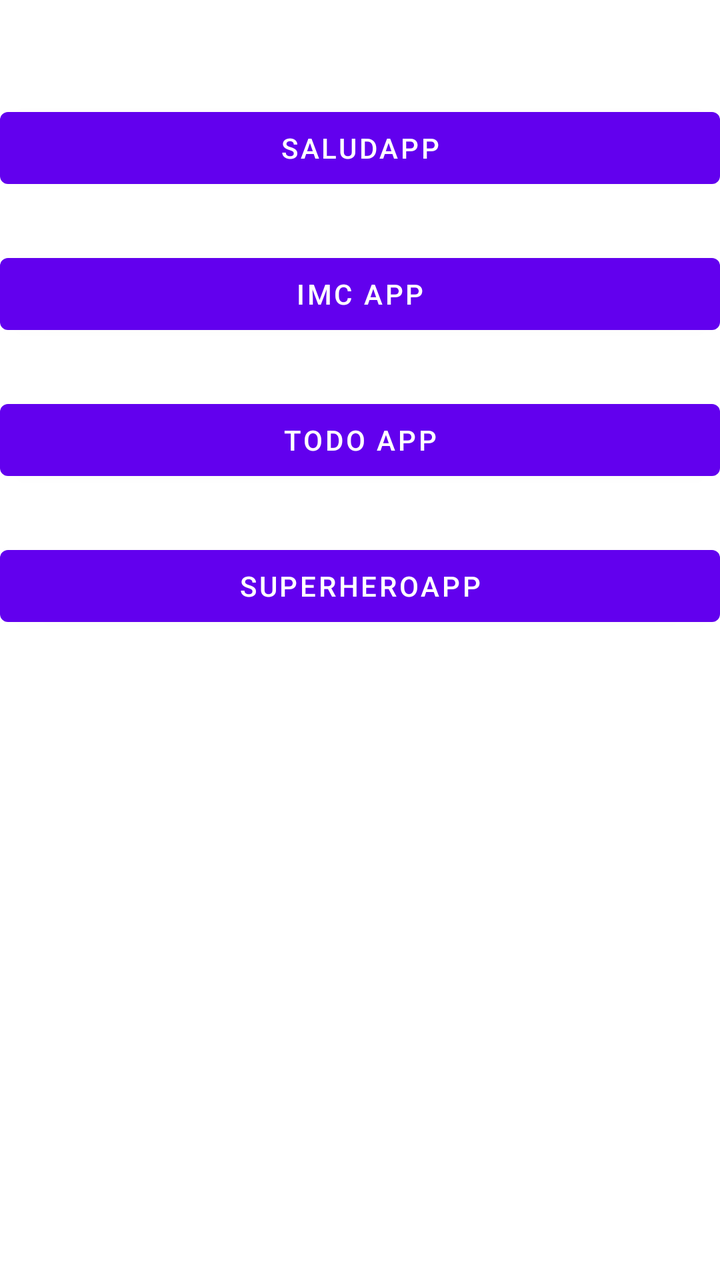
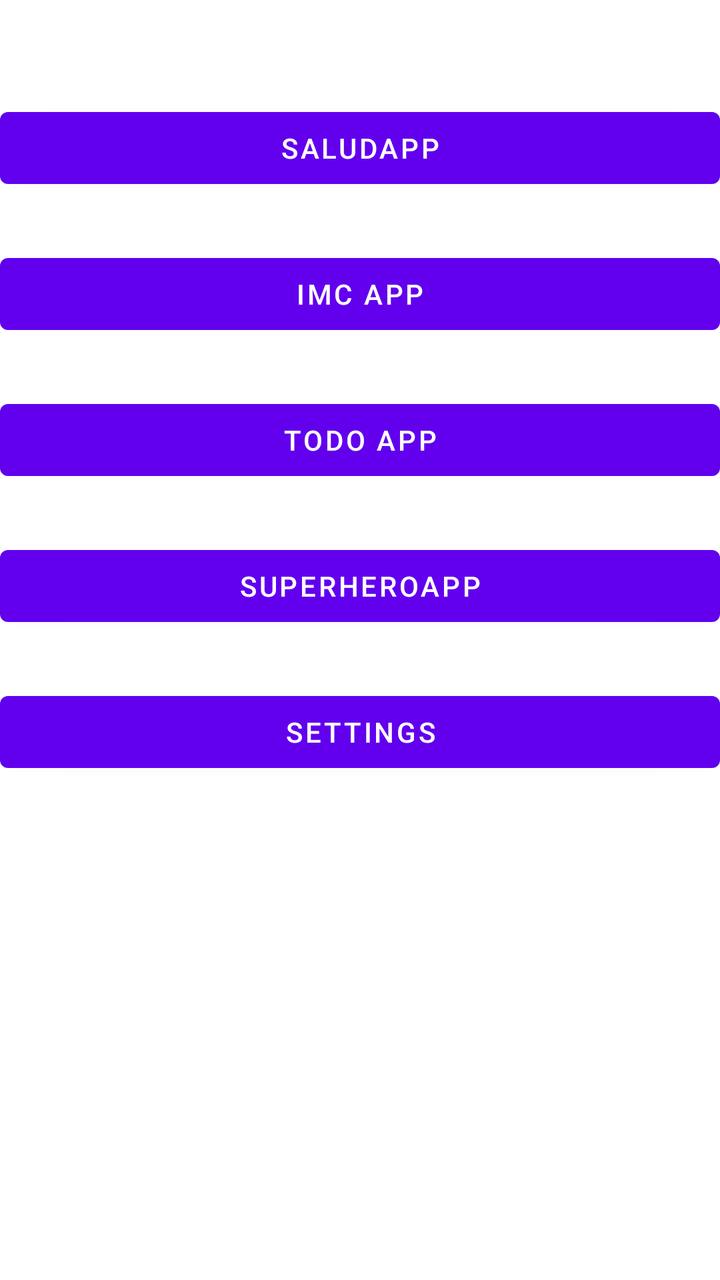

Two renders of the same Android screen: before a commit and after it. Below are the layout's source before the change and the commit's diff.
<!-- AndroidManifest.xml: application theme Theme.Superandroidmaster -->
<!-- res/layout/activity_menu.xml -->
<?xml version="1.0" encoding="utf-8"?>
<LinearLayout xmlns:android="http://schemas.android.com/apk/res/android"
    xmlns:tools="http://schemas.android.com/tools"
    android:id="@+id/main"
    android:layout_width="match_parent"
    android:layout_height="match_parent"
    android:orientation="vertical"
    android:fitsSystemWindows="true"
    tools:context=".sintaxis.firstapp.MenuActivity">

    <Button
        android:id="@+id/btnSaludApp"
        android:layout_width="match_parent"
        android:layout_height="wrap_content"
        android:layout_marginTop="50dp"
        android:text="SaludApp" />

    <Button
        android:id="@+id/btnIMCApp"
        android:layout_width="match_parent"
        android:layout_height="wrap_content"
        android:layout_marginTop="25dp"
        android:text="IMC App" />

    <Button
        android:id="@+id/btnTODO"
        android:layout_width="match_parent"
        android:layout_height="wrap_content"
        android:layout_marginTop="25dp"
        android:text="TODO App" />

    <Button
        android:id="@+id/btnSuperHero"
        android:layout_width="match_parent"
        android:layout_height="wrap_content"
        android:layout_marginTop="25dp"
        android:text="SuperHeroApp" />


</LinearLayout>
<!-- resources referenced by this layout -->
<resources>
  <style name="Theme.Superandroidmaster" parent="Theme.MaterialComponents.DayNight.DarkActionBar">
          
          <item name="colorPrimary">@color/purple_500</item>
          <item name="colorPrimaryVariant">@color/purple_700</item>
          <item name="colorOnPrimary">@color/white</item>
          
          <item name="colorSecondary">@color/teal_200</item>
          <item name="colorSecondaryVariant">@color/teal_700</item>
          <item name="colorOnSecondary">@color/black</item>
          
          <item name="android:statusBarColor">?attr/colorPrimaryVariant</item>
          
  
  
      </style>
  <color name="purple_500">#FF6200EE</color>
  <color name="purple_700">#FF3700B3</color>
  <color name="white">#FFFFFFFF</color>
  <color name="teal_200">#FF03DAC5</color>
  <color name="teal_700">#FF018786</color>
  <color name="black">#FF000000</color>
</resources>

<!-- the commit's change to res/layout/activity_menu.xml (unified diff, before → after) -->
@@ -36,5 +36,12 @@
         android:layout_marginTop="25dp"
         android:text="SuperHeroApp" />
 
+    <Button
+        android:id="@+id/btnSettings"
+        android:layout_width="match_parent"
+        android:layout_height="wrap_content"
+        android:layout_marginTop="25dp"
+        android:text="Settings"/>
+
 
 </LinearLayout>
